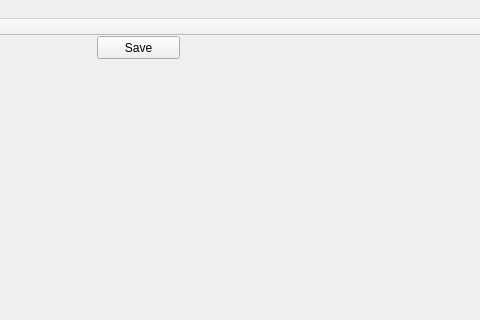
First picture: the form in OneMoreTime/mainwindow.ui, repository tmpope/qtSpriteEditor, before the edit; both pictures show x 123 to 603 and y 0 to 320 of the 603 by 484 pixel window.
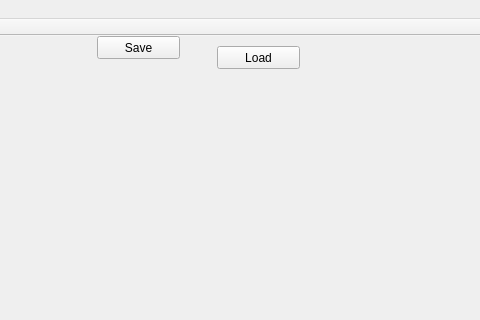
Second picture: the form after the edit. Custom widgets are drawn as their Qt base class.

Commit message: Finished save and load. Saving and loading to a file now works!

The edit to the form file:
```diff
--- a/OneMoreTime/mainwindow.ui
+++ b/OneMoreTime/mainwindow.ui
@@ -27,6 +27,19 @@
      <string>Save</string>
     </property>
    </widget>
+   <widget class="QPushButton" name="loadButton">
+    <property name="geometry">
+     <rect>
+      <x>340</x>
+      <y>10</y>
+      <width>83</width>
+      <height>23</height>
+     </rect>
+    </property>
+    <property name="text">
+     <string>Load</string>
+    </property>
+   </widget>
   </widget>
   <widget class="QMenuBar" name="menuBar">
    <property name="geometry">
```
The commit also changes 4 other files.
